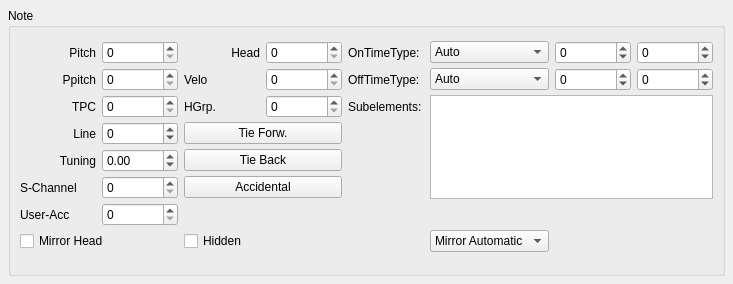
The window that mscore/mscore/note.ui (musescore/musescore-old) describes before a commit, drawn with Qt 5.
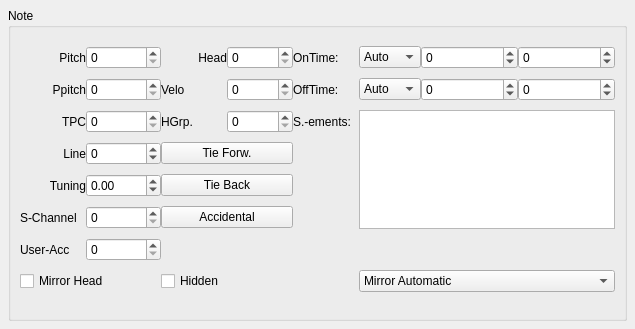
The same window after the commit.

Diff of the .ui file:
```diff
--- a/mscore/mscore/note.ui
+++ b/mscore/mscore/note.ui
@@ -6,8 +6,8 @@
    <rect>
     <x>0</x>
     <y>0</y>
-    <width>733</width>
-    <height>284</height>
+    <width>635</width>
+    <height>329</height>
    </rect>
   </property>
   <property name="windowTitle">
@@ -29,7 +29,7 @@
       <bool>true</bool>
      </property>
      <layout class="QGridLayout">
-      <property name="verticalSpacing">
+      <property name="spacing">
        <number>0</number>
       </property>
       <item row="0" column="0">
@@ -50,6 +50,12 @@
       </item>
       <item row="0" column="1">
        <widget class="QSpinBox" name="pitch">
+        <property name="sizePolicy">
+         <sizepolicy hsizetype="Preferred" vsizetype="Fixed">
+          <horstretch>0</horstretch>
+          <verstretch>0</verstretch>
+         </sizepolicy>
+        </property>
         <property name="maximum">
          <number>127</number>
         </property>
@@ -83,7 +89,14 @@
        </widget>
       </item>
       <item row="2" column="1">
-       <widget class="QSpinBox" name="tpc"/>
+       <widget class="QSpinBox" name="tpc">
+        <property name="sizePolicy">
+         <sizepolicy hsizetype="Preferred" vsizetype="Fixed">
+          <horstretch>0</horstretch>
+          <verstretch>0</verstretch>
+         </sizepolicy>
+        </property>
+       </widget>
       </item>
       <item row="2" column="2">
        <widget class="QLabel" name="label_7">
@@ -120,6 +133,12 @@
       </item>
       <item row="3" column="1">
        <widget class="QSpinBox" name="line">
+        <property name="sizePolicy">
+         <sizepolicy hsizetype="Preferred" vsizetype="Fixed">
+          <horstretch>0</horstretch>
+          <verstretch>0</verstretch>
+         </sizepolicy>
+        </property>
         <property name="minimum">
          <number>-99</number>
         </property>
@@ -161,7 +180,14 @@
        </widget>
       </item>
       <item row="5" column="1">
-       <widget class="QSpinBox" name="subchannel"/>
+       <widget class="QSpinBox" name="subchannel">
+        <property name="sizePolicy">
+         <sizepolicy hsizetype="Preferred" vsizetype="Fixed">
+          <horstretch>0</horstretch>
+          <verstretch>0</verstretch>
+         </sizepolicy>
+        </property>
+       </widget>
       </item>
       <item row="6" column="0">
        <widget class="QLabel" name="label_8">
@@ -171,7 +197,14 @@
        </widget>
       </item>
       <item row="6" column="1">
-       <widget class="QSpinBox" name="userAccidental"/>
+       <widget class="QSpinBox" name="userAccidental">
+        <property name="sizePolicy">
+         <sizepolicy hsizetype="Preferred" vsizetype="Fixed">
+          <horstretch>0</horstretch>
+          <verstretch>0</verstretch>
+         </sizepolicy>
+        </property>
+       </widget>
       </item>
       <item row="1" column="0">
        <widget class="QLabel" name="label_9">
@@ -185,6 +218,12 @@
       </item>
       <item row="1" column="1">
        <widget class="QSpinBox" name="ppitch">
+        <property name="sizePolicy">
+         <sizepolicy hsizetype="Preferred" vsizetype="Fixed">
+          <horstretch>0</horstretch>
+          <verstretch>0</verstretch>
+         </sizepolicy>
+        </property>
         <property name="maximum">
          <number>127</number>
         </property>
@@ -207,12 +246,18 @@
       <item row="0" column="4">
        <widget class="QLabel" name="label_12">
         <property name="text">
-         <string>OnTimeType:</string>
+         <string>OnTime:</string>
         </property>
        </widget>
       </item>
       <item row="0" column="5">
        <widget class="QComboBox" name="onTimeType">
+        <property name="sizePolicy">
+         <sizepolicy hsizetype="Fixed" vsizetype="Fixed">
+          <horstretch>0</horstretch>
+          <verstretch>0</verstretch>
+         </sizepolicy>
+        </property>
         <item>
          <property name="text">
           <string>Auto</string>
@@ -232,6 +277,12 @@
       </item>
       <item row="0" column="6">
        <widget class="QSpinBox" name="onTimeOffset">
+        <property name="sizePolicy">
+         <sizepolicy hsizetype="Preferred" vsizetype="Fixed">
+          <horstretch>0</horstretch>
+          <verstretch>0</verstretch>
+         </sizepolicy>
+        </property>
         <property name="minimum">
          <number>-999999</number>
         </property>
@@ -242,6 +293,12 @@
       </item>
       <item row="0" column="7">
        <widget class="QSpinBox" name="onTimeUserOffset">
+        <property name="sizePolicy">
+         <sizepolicy hsizetype="Preferred" vsizetype="Fixed">
+          <horstretch>0</horstretch>
+          <verstretch>0</verstretch>
+         </sizepolicy>
+        </property>
         <property name="minimum">
          <number>-999999</number>
         </property>
@@ -253,12 +310,18 @@
       <item row="1" column="4">
        <widget class="QLabel" name="label_13">
         <property name="text">
-         <string>OffTimeType:</string>
+         <string>OffTime:</string>
         </property>
        </widget>
       </item>
       <item row="1" column="5">
        <widget class="QComboBox" name="offTimeType">
+        <property name="sizePolicy">
+         <sizepolicy hsizetype="Fixed" vsizetype="Fixed">
+          <horstretch>0</horstretch>
+          <verstretch>0</verstretch>
+         </sizepolicy>
+        </property>
         <item>
          <property name="text">
           <string>Auto</string>
@@ -278,6 +341,12 @@
       </item>
       <item row="1" column="6">
        <widget class="QSpinBox" name="offTimeOffset">
+        <property name="sizePolicy">
+         <sizepolicy hsizetype="Preferred" vsizetype="Fixed">
+          <horstretch>0</horstretch>
+          <verstretch>0</verstretch>
+         </sizepolicy>
+        </property>
         <property name="minimum">
          <number>-999999</number>
         </property>
@@ -288,6 +357,12 @@
       </item>
       <item row="1" column="7">
        <widget class="QSpinBox" name="offTimeUserOffset">
+        <property name="sizePolicy">
+         <sizepolicy hsizetype="Preferred" vsizetype="Fixed">
+          <horstretch>0</horstretch>
+          <verstretch>0</verstretch>
+         </sizepolicy>
+        </property>
         <property name="minimum">
          <number>-999999</number>
         </property>
@@ -299,14 +374,14 @@
       <item row="2" column="4">
        <widget class="QLabel" name="label_10">
         <property name="text">
-         <string notr="true" comment="do not translate">Subelements:</string>
+         <string notr="true" comment="do not translate">S.-ements:</string>
         </property>
        </widget>
       </item>
       <item row="2" column="5" rowspan="4" colspan="3">
        <widget class="QListWidget" name="fingering"/>
       </item>
-      <item row="7" column="5">
+      <item row="7" column="5" colspan="3">
        <widget class="QComboBox" name="userMirror">
         <item>
          <property name="text">
@@ -334,6 +409,12 @@
       </item>
       <item row="4" column="1">
        <widget class="QDoubleSpinBox" name="tuning">
+        <property name="sizePolicy">
+         <sizepolicy hsizetype="Preferred" vsizetype="Fixed">
+          <horstretch>0</horstretch>
+          <verstretch>0</verstretch>
+         </sizepolicy>
+        </property>
         <property name="minimum">
          <double>-1000.000000000000000</double>
         </property>
```
